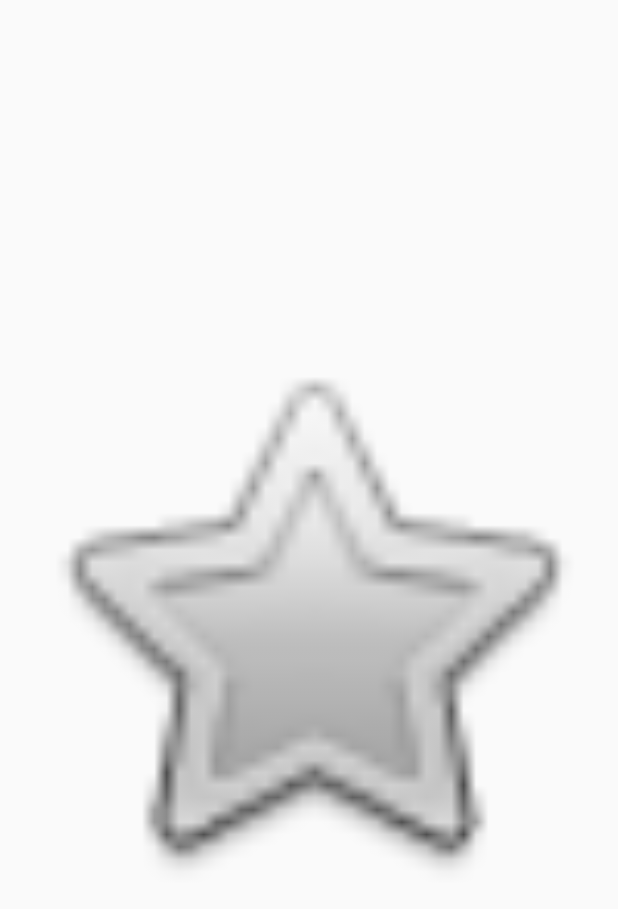
After one commit to jptalusan/AlgeOps, an Android app: the layout activity_splash.xml on its own in the app's theme, with its tools: preview values and no code run, on a phone screen of 412 x 824 dp. The commit adds this screen. Shown: the top 909 px of the screen. Run offline under Robolectric (Android 15) with nearby library versions, the phone set to English and light mode, and no system bars.

Commit message:
Adding splash screen

```diff
--- a/app/build.gradle
+++ b/app/build.gradle
@@ -28,5 +28,6 @@ dependencies {
     compile 'com.android.support:design:26.0.0-alpha1'
     compile 'com.android.support.constraint:constraint-layout:1.0.2'
     compile 'tyrantgit:explosionfield:1.0.1'
+    compile 'com.squareup.picasso:picasso:2.5.2'
     testCompile 'junit:junit:4.12'
 }
--- a/app/src/main/java/com/freelance/jptalusan/algeops/LayoutWithSeekBarView.java
+++ b/app/src/main/java/com/freelance/jptalusan/algeops/LayoutWithSeekBarView.java
@@ -248,6 +248,7 @@ public class LayoutWithSeekBarView extends ConstraintLayout {
         }
         for (int i = 0; i < mValues.size(); ++i) {
             AutoResizeTextView tv = new AutoResizeTextView(getContext());
+            tv.setMinTextSize(10.0f);
 //            tv.setTextSize(10);
             tv.setText(mValues.get(i));
 //            tv.setSingleLine(true);
--- /dev/null
+++ b/app/src/main/res/layout/activity_splash.xml
@@ -0,0 +1,22 @@
+<?xml version="1.0" encoding="utf-8"?>
+<android.support.constraint.ConstraintLayout xmlns:android="http://schemas.android.com/apk/res/android"
+    xmlns:app="http://schemas.android.com/apk/res-auto"
+    xmlns:tools="http://schemas.android.com/tools"
+    android:layout_width="match_parent"
+    android:layout_height="match_parent"
+    tools:context="com.freelance.jptalusan.algeops.Activities.SplashActivity">
+
+    <ImageView
+        android:id="@+id/imageView"
+        android:layout_width="0dp"
+        android:layout_height="0dp"
+        android:layout_marginBottom="8dp"
+        android:layout_marginEnd="8dp"
+        android:layout_marginStart="8dp"
+        android:layout_marginTop="8dp"
+        app:layout_constraintBottom_toBottomOf="parent"
+        app:layout_constraintEnd_toEndOf="parent"
+        app:layout_constraintStart_toStartOf="parent"
+        app:layout_constraintTop_toTopOf="parent"
+        app:srcCompat="@android:drawable/btn_star" />
+</android.support.constraint.ConstraintLayout>
--- a/app/src/main/res/layout/layoutwithseekbarview.xml
+++ b/app/src/main/res/layout/layoutwithseekbarview.xml
@@ -51,11 +51,11 @@
             android:layout_marginBottom="0dp"
             android:layout_marginTop="0dp"
             android:clipToPadding="false"
+            android:maxHeight="40dp"
+            android:minHeight="40dp"
             android:paddingEnd="0dp"
             android:paddingStart="0dp"
-            android:visibility="visible"
-            android:minHeight="40dp"
-            android:maxHeight="40dp" />
+            android:visibility="visible" />
 
         <android.support.v7.widget.AppCompatSeekBar
             android:id="@+id/seekbar"
```
Also changed, not shown: app/src/main/AndroidManifest.xml (+5 -3 lines), app/src/main/java/com/freelance/jptalusan/algeops/Activities/SplashActivity.java (added, +88 -0 lines), app/src/main/res/drawable/Ateneo.png (added), app/src/main/res/drawable/mathplus_logo1.png (added), app/src/main/res/drawable/pcieerd.png (added).
